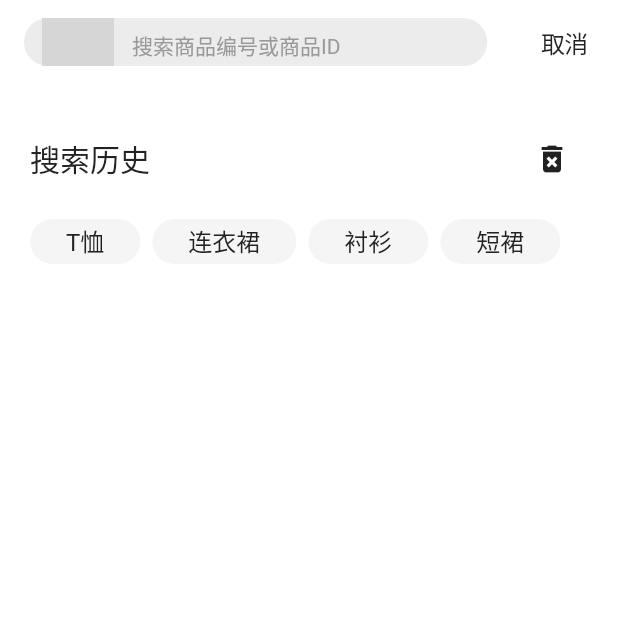
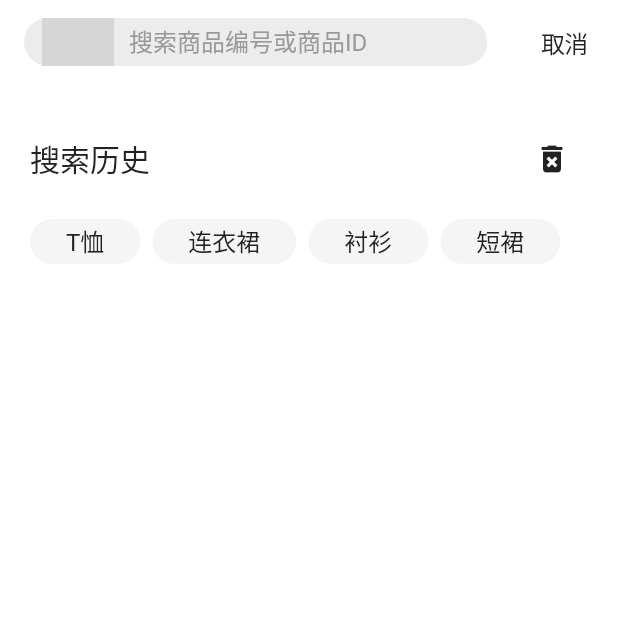
Before and after one commit to elon612/flutter_keep, a Flutter app: the SearchPage screen opened by its route, on a phone screen of 412 x 824 dp, the top half of it. Run offline on Flutter 3.47's test engine with Material 2 defaults, Android fonts, the phone set to English and light mode, and no system bars; drawn by our look-alikes of oktoast; our stand-ins replace bloc, carousel_slider, connectivity, date_format, equatable, extended_nested_scroll_view and 7 more; accounts and stored records are empty; statements that could not run were skipped; grey boxes are pictures that could not be loaded.

Commit message:
update category calc

```diff
--- a/lib/components/screens/category/views/category_right_side_view.dart
+++ b/lib/components/screens/category/views/category_right_side_view.dart
@@ -84,10 +84,10 @@ class _RightSideItemView extends StatelessWidget {
         LayoutBuilder(
           builder: (_, BoxConstraints constraints) {
             final width =
-                (constraints.maxWidth - (_columns - 1 + 2) * _space) / _columns;
+                ((constraints.maxWidth - (_columns - 1 + 2) * _space) / _columns).floorToDouble();
             return Container(
               margin: EdgeInsets.symmetric(horizontal: _space),
-              width: double.maxFinite,
+              width: constraints.maxWidth,
               child: Wrap(
                 spacing: _space,
                 runSpacing: _space,
--- a/lib/components/search/search_page.dart
+++ b/lib/components/search/search_page.dart
@@ -111,7 +111,7 @@ class _SearchPageState extends State<SearchPage> {
                 key: const Key('search_bar'),
                 enabled: true,
                 height: 32,
-                hintStyle: TextStyle(height: 1, color: Colours.textGrey),
+                // hintStyle: TextStyle(height: 1, color: Colours.textGrey),
                 hintText: '搜索商品编号或商品ID',
                 controller: _editingController,
                 onChanged: (v) =>
--- a/lib/widgets/search_app_bar.dart
+++ b/lib/widgets/search_app_bar.dart
@@ -78,7 +78,10 @@ class _SearchAppBarState extends State<SearchAppBar> {
             ),
             if (widget.enabled)
               Expanded(
+                child: Container(
+                  height: double.maxFinite,
                   child: TextField(
+                    textAlignVertical: TextAlignVertical.center,
                     focusNode: widget.focusNode,
                     controller: _controller,
                     enabled: widget.enabled,
@@ -93,8 +96,11 @@ class _SearchAppBarState extends State<SearchAppBar> {
                       border: InputBorder.none,
                       hintText: widget.hintText,
                       hintStyle: widget.hintStyle ?? textStyle,
+                      contentPadding: const EdgeInsets.only(top: 0.0, left: -2, right: 16.0, bottom: 10.0),
                     ),
-              ))
+                  ),
+                ),
+              )
             else
               Text(
                 widget.hintText,
```
Also changed, not shown: assets/images/3.0x/mine_order.png, 1 other file. Lines whose indentation alone changed are shown as unchanged.
